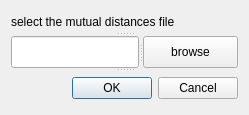
First picture: the form in ghini_tree_position_dialog_base.ui, repository Ghini/DistanceMatrixToCoords, before the edit.
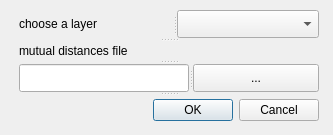
Second picture: the form after the edit.

Commit message: sort of works, closes all initial issues

The edit to the form file:
```diff
--- a/ghini_tree_position_dialog_base.ui
+++ b/ghini_tree_position_dialog_base.ui
@@ -6,28 +6,45 @@
    <rect>
     <x>0</x>
     <y>0</y>
-    <width>249</width>
-    <height>115</height>
+    <width>333</width>
+    <height>135</height>
    </rect>
   </property>
   <property name="windowTitle">
    <string>GhiniTreePositioner</string>
   </property>
-  <layout class="QGridLayout" name="gridLayout">
-   <item row="0" column="0">
-    <widget class="QSplitter" name="splitter_2">
+  <widget class="QSplitter" name="splitter_3">
+   <property name="geometry">
+    <rect>
+     <x>19</x>
+     <y>10</y>
+     <width>300</width>
+     <height>114</height>
+    </rect>
+   </property>
      <property name="orientation">
       <enum>Qt::Vertical</enum>
      </property>
-     <widget class="QLabel" name="label">
-      <property name="text">
-       <string>select the mutual distances file</string>
-      </property>
-     </widget>
      <widget class="QSplitter" name="splitter">
       <property name="orientation">
        <enum>Qt::Horizontal</enum>
       </property>
+    <widget class="QLabel" name="label_2">
+     <property name="text">
+      <string>choose a layer</string>
+     </property>
+    </widget>
+    <widget class="QComboBox" name="comboBox"/>
+   </widget>
+   <widget class="QLabel" name="label">
+    <property name="text">
+     <string>mutual distances file</string>
+    </property>
+   </widget>
+   <widget class="QSplitter" name="splitter_2">
+    <property name="orientation">
+     <enum>Qt::Horizontal</enum>
+    </property>
       <widget class="QLineEdit" name="lineEdit">
        <property name="enabled">
         <bool>true</bool>
@@ -53,7 +70,7 @@
         </sizepolicy>
        </property>
        <property name="text">
-        <string>browse</string>
+      <string>...</string>
        </property>
       </widget>
      </widget>
@@ -72,8 +89,6 @@
       </property>
      </widget>
     </widget>
-   </item>
-  </layout>
  </widget>
  <resources/>
  <connections>
```
Lines whose indentation alone changed are shown as unchanged. The commit also changes 1 other file.
